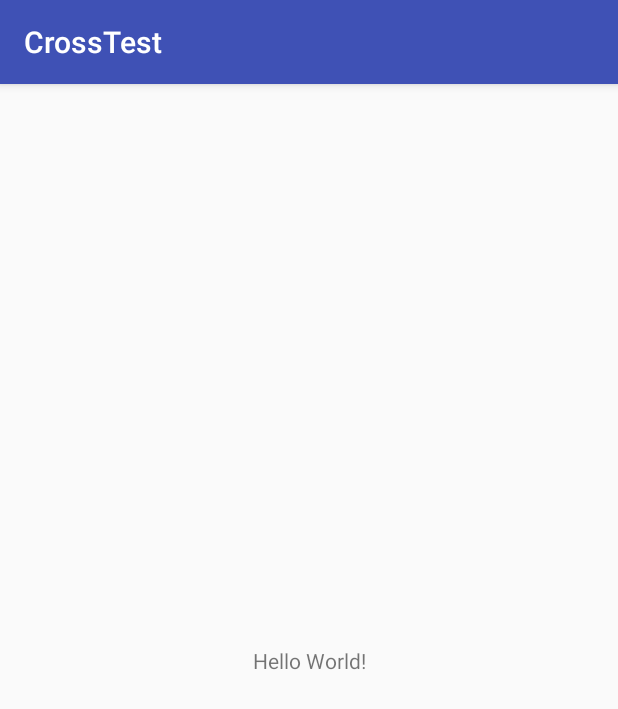
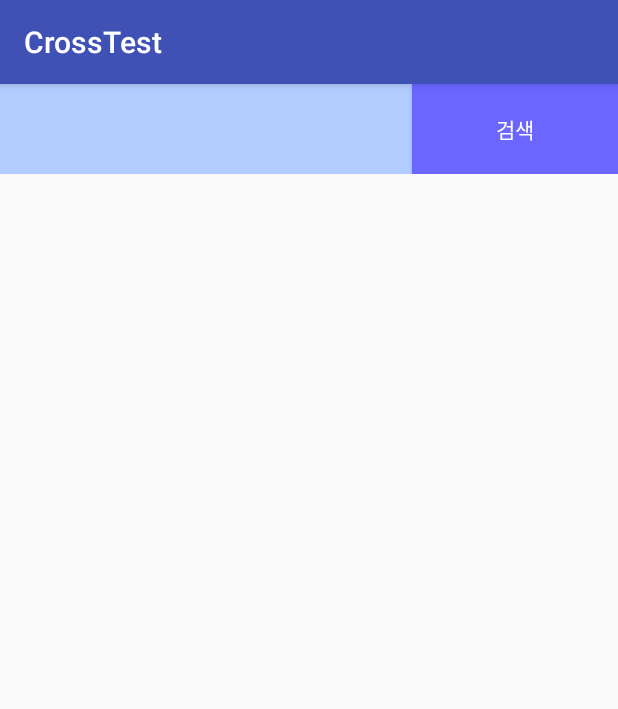
Before and after one commit to Jiyoung9310/KotlinProject, an Android app: the screen it shows after launch (MainActivity), on a phone screen of 412 x 824 dp. Shown: the top 709 px of the screen. Run offline under Robolectric (Android 15) with nearby library versions, the phone set to English and light mode, and no system bars.

Commit message:
UI초기화 / 데이터 모델 구성

```diff
--- a/CrossTest/app/src/main/java/com/example/hello/crosstest/MainActivity.java
+++ b/CrossTest/app/src/main/java/com/example/hello/crosstest/MainActivity.java
@@ -1,13 +1,76 @@
 package com.example.hello.crosstest;
 
+import android.os.Bundle;
 import android.support.v7.app.AppCompatActivity;
-import android.os.Bundle;
+import android.text.TextUtils;
+import android.view.View;
+import android.view.ViewGroup;
+import android.widget.BaseAdapter;
+import android.widget.EditText;
+import android.widget.ListView;
+import android.widget.ProgressBar;
 
 public class MainActivity extends AppCompatActivity {
+    EditText search_input;
+    ListView result_list;
+    ProgressBar loading;
+    MyAdapter myAdapter;
 
     @Override
     protected void onCreate(Bundle savedInstanceState) {
         super.onCreate(savedInstanceState);
+        //화면 구성
         setContentView(R.layout.activity_main);
+        //뷰 초기화
+        search_input = findViewById(R.id.search_input);
+        result_list = findViewById(R.id.result_list);
+        loading = findViewById(R.id.loading);
+        myAdapter = new MyAdapter();
+
+        result_list.setAdapter(myAdapter);
+
     }
+
+    public void onSearch(View view) {
+
+        //검색어 획득
+        String keyword = search_input.getText().toString();
+        //유효성 검사
+        if(TextUtils.isEmpty(keyword)) {
+            search_input.setError("정확하게 입력하세요");
+            return;
+        }
+        //로딩 처리
+        showLoading(true);
+        //통신 - 비동기 - 끝나면 - 로딩 완료, 결과 확인 - 화면 처리
+
+    }
+
+    public void showLoading(boolean flag) {
+
+        loading.setVisibility(flag ? View.VISIBLE : View.GONE);
+    }
+    //리스트뷰의 어댑터
+    class MyAdapter extends BaseAdapter {
+        @Override
+        public int getCount() {
+            return 0;
+        }
+
+        @Override
+        public Object getItem(int i) {
+            return null;
+        }
+
+        @Override
+        public long getItemId(int i) {
+            return 0;
+        }
+
+        @Override
+        public View getView(int i, View view, ViewGroup viewGroup) {
+            return null;
+        }
+    }
+
 }
--- a/CrossTest/app/src/main/res/layout/activity_main.xml
+++ b/CrossTest/app/src/main/res/layout/activity_main.xml
@@ -1,18 +1,54 @@
 <?xml version="1.0" encoding="utf-8"?>
-<android.support.constraint.ConstraintLayout xmlns:android="http://schemas.android.com/apk/res/android"
+<LinearLayout xmlns:android="http://schemas.android.com/apk/res/android"
     xmlns:app="http://schemas.android.com/apk/res-auto"
     xmlns:tools="http://schemas.android.com/tools"
     android:layout_width="match_parent"
     android:layout_height="match_parent"
-    tools:context="com.example.hello.crosstest.MainActivity">
+    tools:context="com.example.hello.crosstest.MainActivity"
+    android:orientation="vertical">
 
-    <TextView
-        android:layout_width="wrap_content"
-        android:layout_height="wrap_content"
-        android:text="Hello World!"
-        app:layout_constraintBottom_toBottomOf="parent"
-        app:layout_constraintLeft_toLeftOf="parent"
-        app:layout_constraintRight_toRightOf="parent"
-        app:layout_constraintTop_toTopOf="parent" />
+    <!--검색 창, 검색 버튼-->
+    <LinearLayout
+        android:layout_width="match_parent"
+        android:layout_height="60dp"
+        android:orientation="horizontal">
+        <EditText
+            android:id="@+id/search_input"
+            android:layout_width="0dp"
+            android:layout_height="match_parent"
+            android:layout_weight="2"
+            android:paddingLeft="10dp"
+            android:paddingRight="10dp"
+            android:background="@color/searchBg"/>
+        <Button
+            android:layout_width="0dp"
+            android:layout_height="match_parent"
+            android:layout_weight="1"
+            android:text="검색"
+            android:onClick="onSearch"
+            android:textColor="@color/searchTextColor"
+            android:background="@color/searchBtnBg"/>
+    </LinearLayout>
 
-</android.support.constraint.ConstraintLayout>
+    <!--검색 결과-->
+    <RelativeLayout
+        android:layout_width="match_parent"
+        android:layout_height="match_parent">
+
+        <ListView
+            android:id="@+id/result_list"
+            android:layout_width="match_parent"
+            android:layout_height="match_parent"
+            tools:listitem="@layout/cell_layout"></ListView>
+        <ProgressBar
+            android:id="@+id/loading"
+            android:layout_width="wrap_content"
+            android:layout_height="wrap_content"
+            android:layout_centerInParent="true"
+            android:visibility="gone"
+            tools:visibility="visible"/>
+
+    </RelativeLayout>
+
+
+</LinearLayout>
--- a/CrossTest/app/src/main/res/values/colors.xml
+++ b/CrossTest/app/src/main/res/values/colors.xml
@@ -3,4 +3,8 @@
     <color name="colorPrimary">#3F51B5</color>
     <color name="colorPrimaryDark">#303F9F</color>
     <color name="colorAccent">#FF4081</color>
+
+    <color name="searchBg">#B2CCFF</color>
+    <color name="searchBtnBg">#6B66FF</color>
+    <color name="searchTextColor">#FFFFFF</color>
 </resources>
```
Also changed, not shown: CrossTest/app/src/main/java/com/example/hello/crosstest/KakaoImp.java (added, +8 -0 lines), CrossTest/app/src/main/java/com/example/hello/crosstest/Model.java (added, +116 -0 lines), CrossTest/app/src/main/java/com/example/hello/crosstest/Net.java (added, +16 -0 lines), CrossTest/app/src/main/res/layout/cell_layout.xml (added, +27 -0 lines), 1 other file.
